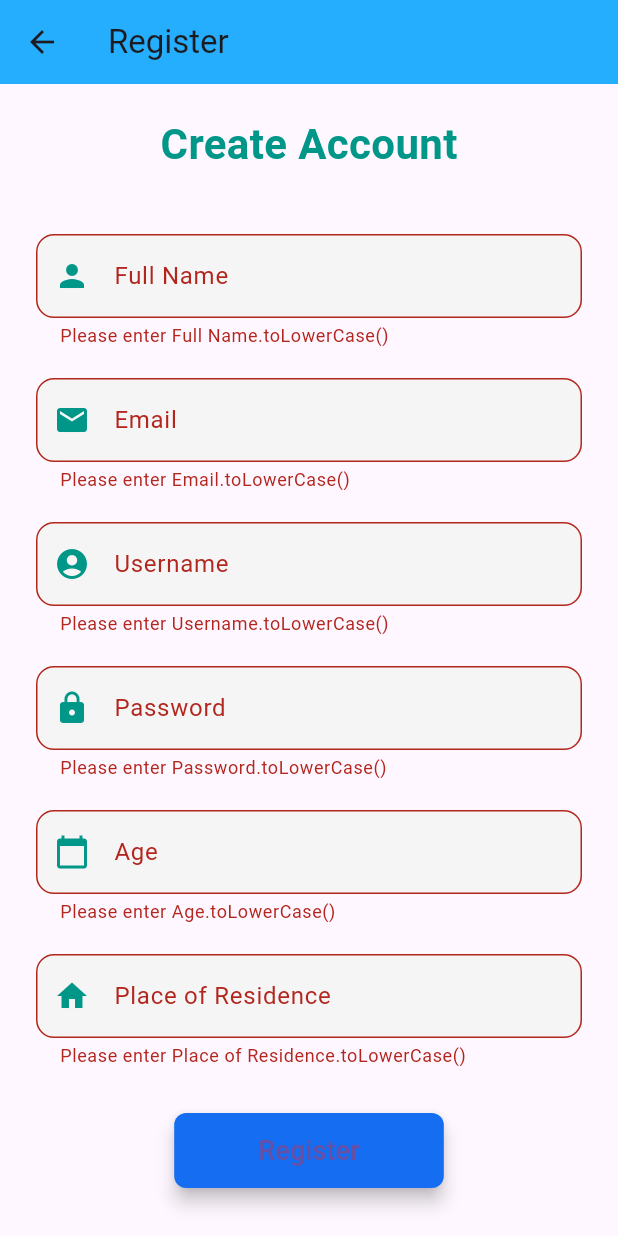
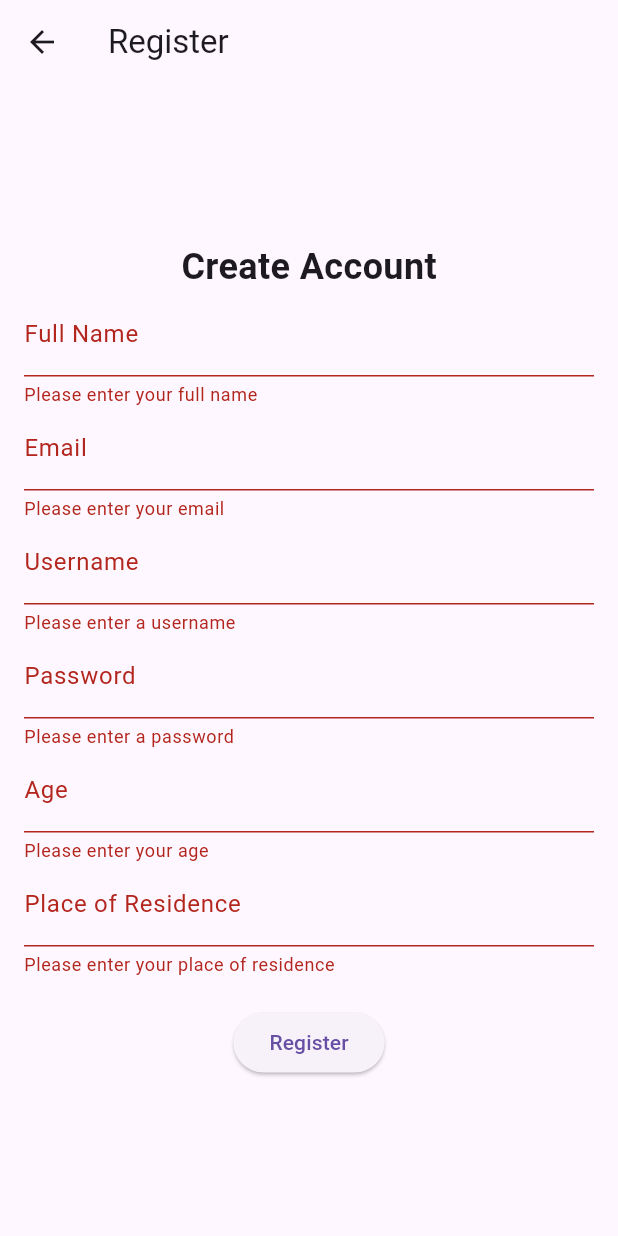
Before and after one commit to Bramtheking/healthtracker, a Flutter app: the RegisterScreen screen opened directly, after a tap on "Register", on a phone screen of 412 x 824 dp. Run offline on Flutter 3.47's test engine with Material 3 defaults, Android fonts, the phone set to English and light mode, and no system bars; our stand-ins replace camera, fl_chart, hive, hive_flutter, percent_indicator; accounts and stored records are empty.

Commit message:
New commit

```diff
--- a/lib/register_screen.dart
+++ b/lib/register_screen.dart
@@ -23,16 +23,8 @@ class _RegisterScreenState extends State<RegisterScreen> {
     final password = _passwordController.text.trim();
     final name = _nameController.text.trim();
     final email = _emailController.text.trim();
-  final ageText = _ageController.text.trim();
-  final age = int.tryParse(ageText);
+    final age = int.tryParse(_ageController.text.trim());
     final place = _placeController.text.trim();
-
-  if (age == null) {
-    ScaffoldMessenger.of(context).showSnackBar(
-      SnackBar(content: Text('Please enter a valid age.')),
-    );
-    return;
-  }
 
     if (box.containsKey(username)) {
       setState(() {
@@ -51,124 +43,124 @@ class _RegisterScreenState extends State<RegisterScreen> {
         _errorMessageVisible = false;
       });
 
+      // Show a success message
       ScaffoldMessenger.of(context).showSnackBar(
-      SnackBar(content: Text('Registered successfully!')),
+        SnackBar(content: Text('Registered successfully! Now wnter your login details')),
       );
 
+      // Navigate to the home screen
       Navigator.pushReplacementNamed(context, '/login');
     }
   }
 
-
   @override
   Widget build(BuildContext context) {
     return Scaffold(
-      appBar: AppBar(
-        title: Text('Register'),
-        backgroundColor: const Color.fromARGB(255, 37, 174, 253),
-        elevation: 0,
-      ),
-      body: SingleChildScrollView(
-        child: Padding(
-          padding: const EdgeInsets.symmetric(horizontal: 24.0),
+      appBar: AppBar(title: Text('Register')),
+      body: Padding(
+        padding: const EdgeInsets.all(16.0),
         child: Form(
           key: _formKey,
           child: Column(
             mainAxisAlignment: MainAxisAlignment.center,
-              crossAxisAlignment: CrossAxisAlignment.start,
             children: [
-                SizedBox(height: 20),
-                Center(
-                  child: Text(
+              Text(
                 'Create Account',
-                    style: TextStyle(fontSize: 28, fontWeight: FontWeight.bold, color: Colors.teal),
+                style: TextStyle(fontSize: 24, fontWeight: FontWeight.bold),
               ),
+              TextFormField(
+                controller: _nameController,
+                decoration: InputDecoration(labelText: 'Full Name'),
+                validator: (value) {
+                  if (value == null || value.isEmpty) {
+                    return 'Please enter your full name';
+                  }
+                  return null;
+                },
               ),
-                SizedBox(height: 30),
-                _buildTextField(_nameController, 'Full Name', Icons.person),
-                _buildTextField(_emailController, 'Email', Icons.email, keyboardType: TextInputType.emailAddress),
-                _buildTextField(_usernameController, 'Username', Icons.account_circle),
-                _buildTextField(_passwordController, 'Password', Icons.lock, isPassword: true),
-                _buildTextField(_ageController, 'Age', Icons.calendar_today, keyboardType: TextInputType.number),
-                _buildTextField(_placeController, 'Place of Residence', Icons.home),
+              TextFormField(
+                controller: _emailController,
+                decoration: InputDecoration(labelText: 'Email'),
+                keyboardType: TextInputType.emailAddress,
+                validator: (value) {
+                  if (value == null || value.isEmpty) {
+                    return 'Please enter your email';
+                  }
+                  if (!RegExp(r"^[a-zA-Z0-9.a-zA-Z0-9.!#$%&'*+-/=?^_{|}~]+@[a-zA-Z0-9]+\.[a-zA-Z]+").hasMatch(value)) {
+                    return 'Enter a valid email address';
+                  }
+                  return null;
+                },
+              ),
+              TextFormField(
+                controller: _usernameController,
+                decoration: InputDecoration(labelText: 'Username'),
+                validator: (value) {
+                  if (value == null || value.isEmpty) {
+                    return 'Please enter a username';
+                  }
+                  return null;
+                },
+              ),
+              TextFormField(
+                controller: _passwordController,
+                decoration: InputDecoration(labelText: 'Password'),
+                obscureText: true,
+                validator: (value) {
+                  if (value == null || value.isEmpty) {
+                    return 'Please enter a password';
+                  }
+                  if (value.length < 6) {
+                    return 'Password should be at least 6 characters';
+                  }
+                  return null;
+                },
+              ),
+              TextFormField(
+                controller: _ageController,
+                decoration: InputDecoration(labelText: 'Age'),
+                keyboardType: TextInputType.number,
+                validator: (value) {
+                  if (value == null || value.isEmpty) {
+                    return 'Please enter your age';
+                  }
+                  if (int.tryParse(value) == null || int.parse(value) <= 0) {
+                    return 'Please enter a valid age';
+                  }
+                  return null;
+                },
+              ),
+              TextFormField(
+                controller: _placeController,
+                decoration: InputDecoration(labelText: 'Place of Residence'),
+                validator: (value) {
+                  if (value == null || value.isEmpty) {
+                    return 'Please enter your place of residence';
+                  }
+                  return null;
+                },
+              ),
               if (_errorMessageVisible)
                 Padding(
                   padding: const EdgeInsets.only(top: 8.0),
-                    child: Center(
                   child: Text(
                     'Username already exists.',
                     style: TextStyle(color: Colors.red),
                   ),
                 ),
-                  ),
               SizedBox(height: 20),
-                Center(
-                  child: ElevatedButton(
+              ElevatedButton(
                 onPressed: () {
                   if (_formKey.currentState!.validate()) {
                     _register();
                   }
                 },
-                    child: Padding(
-                      padding: const EdgeInsets.symmetric(horizontal: 32, vertical: 12),
-                      child: Text('Register', style: TextStyle(fontSize: 18)),
+                child: Text('Register'),
               ),
-                    style: ElevatedButton.styleFrom(
-                      backgroundColor: const Color.fromARGB(255, 21, 109, 241),
-                      shape: RoundedRectangleBorder(
-                        borderRadius: BorderRadius.circular(8.0),
-                      ),
-                      elevation: 5,
-                    ),
-                  ),
-                ),
-                SizedBox(height: 30),
             ],
-            ),
           ),
         ),
       ),
     );
   }
-
-  Widget _buildTextField(TextEditingController controller, String label, IconData icon,
-      {bool isPassword = false, TextInputType keyboardType = TextInputType.text}) {
-    return Padding(
-      padding: const EdgeInsets.symmetric(vertical: 10),
-      child: TextFormField(
-        controller: controller,
-        decoration: InputDecoration(
-          labelText: label,
-          prefixIcon: Icon(icon, color: Colors.teal),
-          border: OutlineInputBorder(
-            borderRadius: BorderRadius.circular(12.0),
-            borderSide: BorderSide(color: const Color.fromARGB(255, 22, 95, 253)),
-          ),
-          focusedBorder: OutlineInputBorder(
-            borderRadius: BorderRadius.circular(12.0),
-            borderSide: BorderSide(color: const Color.fromARGB(255, 28, 149, 248), width: 2),
-          ),
-          filled: true,
-          fillColor: Colors.grey[100],
-        ),
-        obscureText: isPassword,
-        keyboardType: keyboardType,
-        validator: (value) {
-          if (value == null || value.isEmpty) {
-            return 'Please enter $label.toLowerCase()';
 }
-          if (label == 'Email' && !RegExp(r"^[a-zA-Z0-9._%+-]+@[a-zA-Z0-9.-]+\.[a-zA-Z]{2,4}").hasMatch(value)) {
-            return 'Enter a valid email address';
-          }
-          if (label == 'Password' && value.length < 6) {
-            return 'Password should be at least 6 characters';
-          }
-          if (label == 'Age' && int.tryParse(value) == null || int.parse(value) <= 0) {
-            return 'Please enter a valid age';
-          }
-          return null;
-        },
-      ),
-    );
-  }
-}
```
Lines whose indentation alone changed are shown as unchanged.
